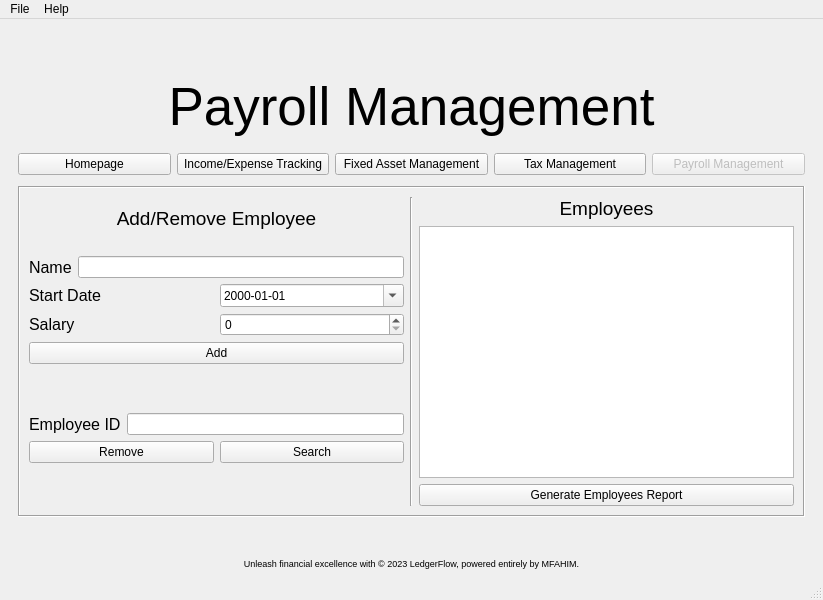
mohammed-algh/LedgerFlow, file LedgerFlow_UI.ui: the form before one commit.
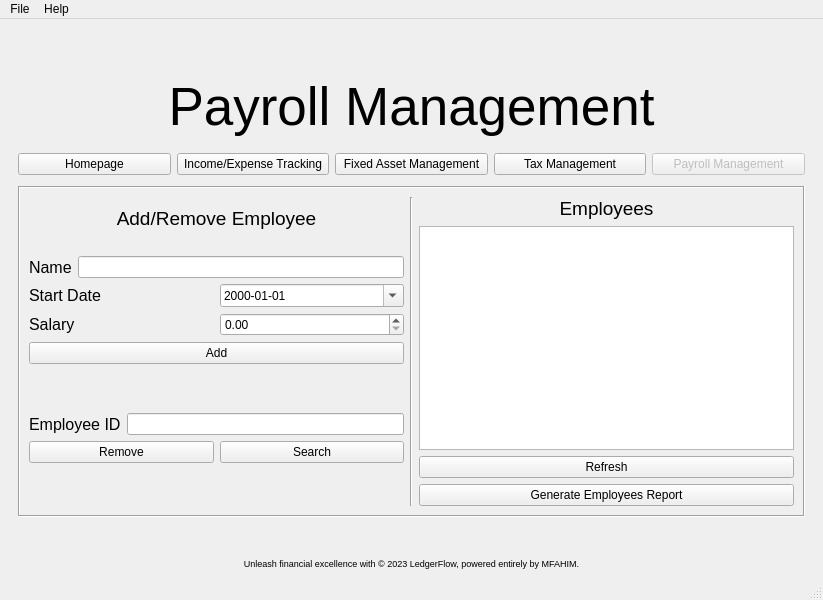
The form after the commit.

Commit message: Displaying employees in the table

Patch:
```diff
--- a/LedgerFlow_UI.ui
+++ b/LedgerFlow_UI.ui
@@ -1674,18 +1674,15 @@
                     </widget>
                    </item>
                    <item>
-                    <widget class="QSpinBox" name="employee_sal_field">
+                    <widget class="QDoubleSpinBox" name="employee_sal_field">
                      <property name="accelerated">
                       <bool>true</bool>
                      </property>
                      <property name="maximum">
-                      <number>999999999</number>
+                      <double>999999999.990000009536743</double>
                      </property>
                      <property name="singleStep">
-                      <number>100</number>
-                     </property>
-                     <property name="value">
-                      <number>0</number>
+                      <double>100.000000000000000</double>
                      </property>
                     </widget>
                    </item>
@@ -1807,6 +1804,13 @@
                  </attribute>
                 </widget>
                </item>
+               <item>
+                <widget class="QPushButton" name="refresh_emp_Button">
+                 <property name="text">
+                  <string>Refresh</string>
+                 </property>
+                </widget>
+               </item>
                <item>
                 <widget class="QPushButton" name="print_emp_Button">
                  <property name="text">
```
Left out of the diff: 2 changed lines with no effect on the pictures. The commit also changes 5 other files.
